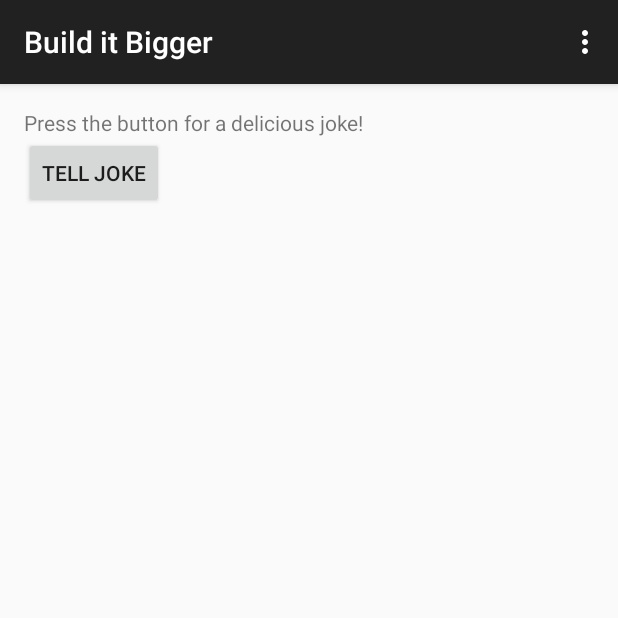
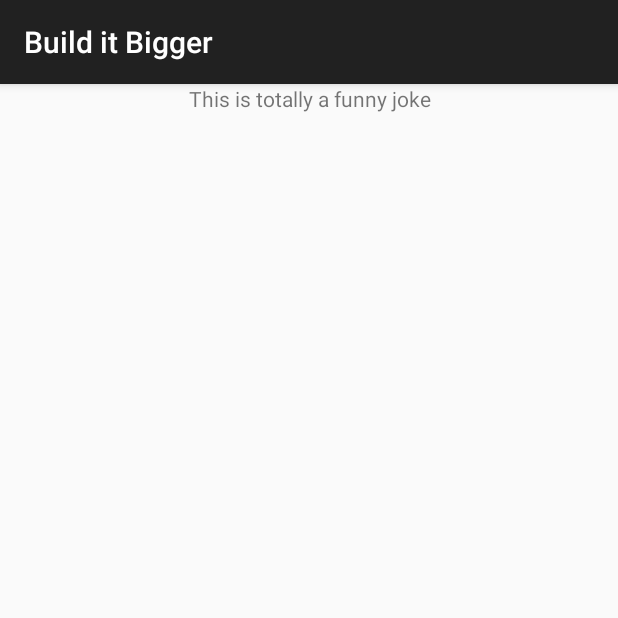
Before and after one commit to bradd123/Build-It-Bigger, an Android app: the screen it shows after launch (MainActivity before the commit, JokeActivity after it), after a tap on "TELL JOKE", on a phone screen of 412 x 824 dp, the top half of it. Run offline under Robolectric (Android 15) with nearby library versions, the phone set to English and light mode, and no system bars; our stand-ins replace AdMob.

Commit message:
display the joke in JokeActivity

```diff
--- a/app/src/main/java/com/udacity/gradle/builditbigger/MainActivity.java
+++ b/app/src/main/java/com/udacity/gradle/builditbigger/MainActivity.java
@@ -1,12 +1,13 @@
 package com.udacity.gradle.builditbigger;
 
+import android.content.Intent;
 import android.os.Bundle;
 import android.support.v7.app.AppCompatActivity;
 import android.view.Menu;
 import android.view.MenuItem;
 import android.view.View;
-import android.widget.Toast;
 
+import com.brahmachilakala.jokeactivity.JokeActivity;
 import com.example.Joker;
 
 
@@ -45,7 +46,9 @@ public class MainActivity extends AppCompatActivity {
 
         Joker joker = new Joker();
 
-        Toast.makeText(this, joker.getJoke(), Toast.LENGTH_SHORT).show();
+        Intent intent = new Intent(this, JokeActivity.class);
+        intent.putExtra("joke", joker.getJoke());
+        startActivity(intent);
     }
 
 
--- a/jokeactivity/build.gradle
+++ b/jokeactivity/build.gradle
@@ -27,5 +27,6 @@ dependencies {
         exclude group: 'com.android.support', module: 'support-annotations'
     })
     compile 'com.android.support:appcompat-v7:25.0.0'
+    compile 'com.android.support.constraint:constraint-layout:1.0.2'
     testCompile 'junit:junit:4.12'
 }
--- /dev/null
+++ b/jokeactivity/src/main/java/com/brahmachilakala/jokeactivity/JokeActivity.java
@@ -0,0 +1,23 @@
+package com.brahmachilakala.jokeactivity;
+
+import android.support.v7.app.AppCompatActivity;
+import android.os.Bundle;
+import android.widget.TextView;
+
+public class JokeActivity extends AppCompatActivity {
+
+    private TextView tvJoke;
+
+    @Override
+    protected void onCreate(Bundle savedInstanceState) {
+        super.onCreate(savedInstanceState);
+        setContentView(R.layout.activity_joke);
+
+        String joke = getIntent().getStringExtra("joke");
+
+        tvJoke = (TextView) findViewById(R.id.tv_joke);
+
+        tvJoke.setText(joke);
+
+    }
+}
--- /dev/null
+++ b/jokeactivity/src/main/res/layout/activity_joke.xml
@@ -0,0 +1,10 @@
+<?xml version="1.0" encoding="utf-8"?>
+<RelativeLayout xmlns:android="http://schemas.android.com/apk/res/android"
+                android:layout_width="match_parent"
+                android:layout_height="match_parent">
+    <TextView
+        android:id="@+id/tv_joke"
+        android:layout_width="match_parent"
+        android:layout_height="wrap_content"
+        android:gravity="center"/>
+</RelativeLayout>
```
Also changed, not shown: jokeactivity/src/main/AndroidManifest.xml (+8 -8 lines), 2 other files.
